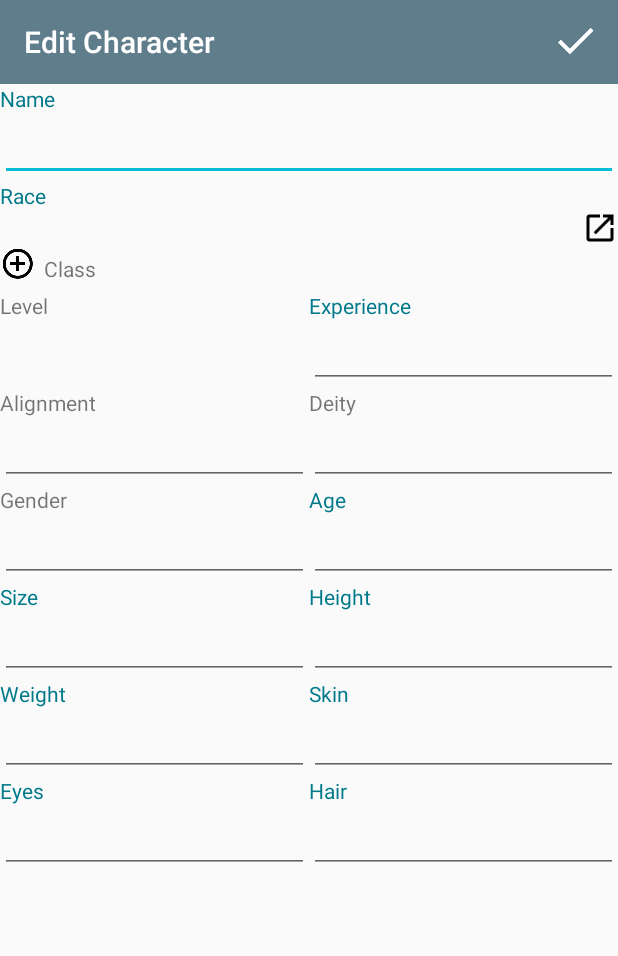
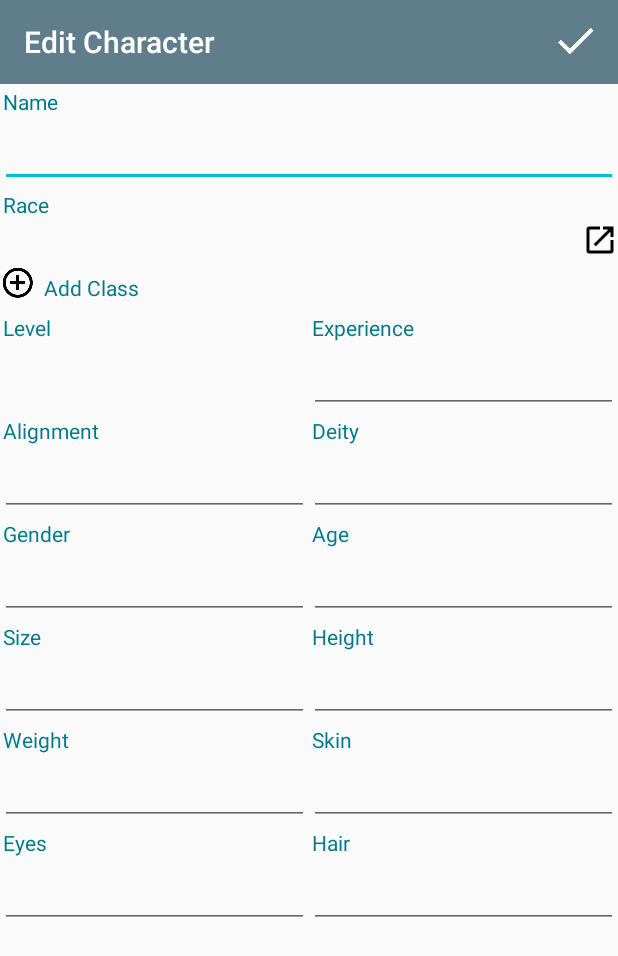
Before and after one commit to americodubas/DDCharacterSheet3.5, an Android app: the EditCharacterActivity screen opened directly, with no data from a screen before it, on a phone screen of 412 x 824 dp. Shown: the top 956 px of the screen. Run offline under Robolectric (Android 15) with nearby library versions, the phone set to English and light mode, and no system bars; libraries missing offline, so code that uses them is left out: org.modelmapper; network calls fail; 6 statements that could not run were skipped.

Commit message:
trying to make the app more pretty

```diff
--- a/app/src/main/res/layout/activity_edit_character.xml
+++ b/app/src/main/res/layout/activity_edit_character.xml
@@ -1,9 +1,13 @@
-<LinearLayout xmlns:android="http://schemas.android.com/apk/res/android"
+<ScrollView xmlns:android="http://schemas.android.com/apk/res/android"
     xmlns:tools="http://schemas.android.com/tools"
     android:layout_width="match_parent"
     android:layout_height="match_parent"
-    android:orientation="vertical"
     tools:context="com.americo.ddcharactersheet35.activity.EditCharacterActivity">
+
+    <LinearLayout
+        android:layout_width="match_parent"
+        android:layout_height="wrap_content"
+        android:orientation="vertical">
 
         <include
             android:id="@+id/in_toolbar"
@@ -15,7 +19,7 @@
 
         <EditText
             android:id="@+id/et_character_name"
-        style="@style/field"
+            style="@style/editField"
             android:inputType="textPersonName"/>
 
         <TextView
@@ -29,14 +33,18 @@
                 android:id="@+id/tv_character_race"
                 android:layout_width="0dp"
                 android:layout_height="wrap_content"
-            android:layout_weight="1"/>
+                android:layout_weight="1"
+                android:padding="2dp"
+                android:textColor="@android:color/black"
+                android:textSize="18sp"/>
 
             <ImageButton
                 android:id="@+id/ib_race"
                 android:layout_width="wrap_content"
                 android:layout_height="wrap_content"
                 android:background="@drawable/ic_launch"
-            android:contentDescription="@string/select_race" />
+                android:contentDescription="@string/select_race"
+                android:padding="2dp"/>
 
         </LinearLayout>
 
@@ -55,8 +63,9 @@
                 android:layout_width="0dp"
                 android:layout_height="wrap_content"
                 android:layout_weight="1"
-            android:text="@string/s_class"
-            android:padding="5dp"/>
+                android:text="@string/add_class"
+                android:padding="5dp"
+                android:textColor="@color/colorAccentDark"/>
 
         </LinearLayout>
 
@@ -72,14 +81,16 @@
                 style="@style/linearVerticalTwoColumns">
 
                 <TextView
-                android:layout_width="wrap_content"
-                android:layout_height="wrap_content"
+                    style="@style/label"
                     android:text="@string/level" />
 
                 <TextView
                     android:id="@+id/tv_character_level"
                     android:layout_width="match_parent"
-                android:layout_height="wrap_content"/>
+                    android:layout_height="wrap_content"
+                    android:textColor="@android:color/black"
+                    android:textSize="18sp"
+                    android:padding="2dp"/>
 
             </LinearLayout>
 
@@ -92,7 +103,7 @@
 
                 <EditText
                     android:id="@+id/et_character_experience"
-                style="@style/field"
+                    style="@style/editField"
                     android:inputType="number" />
 
             </LinearLayout>
@@ -106,8 +117,7 @@
                 style="@style/linearVerticalTwoColumns">
 
                 <TextView
-                android:layout_width="wrap_content"
-                android:layout_height="wrap_content"
+                    style="@style/label"
                     android:text="@string/alignment"/>
 
                 <EditText
@@ -122,14 +132,12 @@
                 style="@style/linearVerticalTwoColumns">
 
                 <TextView
-                android:layout_width="wrap_content"
-                android:layout_height="wrap_content"
+                    style="@style/label"
                     android:text="@string/deity"/>
 
                 <EditText
                     android:id="@+id/et_character_deity"
-                android:layout_width="match_parent"
-                android:layout_height="wrap_content"
+                    style="@style/editField"
                     android:inputType="textPersonName"/>
 
             </LinearLayout>
@@ -143,14 +151,12 @@
                 style="@style/linearVerticalTwoColumns">
 
                 <TextView
-                android:layout_width="wrap_content"
-                android:layout_height="wrap_content"
+                    style="@style/label"
                     android:text="@string/gender"/>
 
                 <EditText
                     android:id="@+id/et_character_gender"
-                android:layout_width="match_parent"
-                android:layout_height="wrap_content"
+                    style="@style/editField"
                     android:inputType="textPersonName"/>
 
             </LinearLayout>
@@ -164,7 +170,7 @@
 
                 <EditText
                     android:id="@+id/et_character_age"
-                style="@style/field"
+                    style="@style/editField"
                     android:inputType="number"/>
 
             </LinearLayout>
@@ -183,7 +189,7 @@
 
                 <EditText
                     android:id="@+id/et_character_size"
-                style="@style/field"
+                    style="@style/editField"
                     android:inputType="textPersonName"/>
 
             </LinearLayout>
@@ -197,7 +203,7 @@
 
                 <EditText
                     android:id="@+id/et_character_height"
-                style="@style/field"
+                    style="@style/editField"
                     android:inputType="numberDecimal"/>
 
             </LinearLayout>
@@ -216,7 +222,7 @@
 
                 <EditText
                     android:id="@+id/et_character_weight"
-                style="@style/field"
+                    style="@style/editField"
                     android:inputType="number"/>
 
             </LinearLayout>
@@ -230,7 +236,7 @@
 
                 <EditText
                     android:id="@+id/et_character_skin"
-                style="@style/field"
+                    style="@style/editField"
                     android:inputType="textPersonName"/>
 
             </LinearLayout>
@@ -249,7 +255,7 @@
 
                 <EditText
                     android:id="@+id/et_character_eyes"
-                style="@style/field"
+                    style="@style/editField"
                     android:inputType="textPersonName"/>
 
             </LinearLayout>
@@ -263,7 +269,7 @@
 
                 <EditText
                     android:id="@+id/et_character_hair"
-                style="@style/field"
+                    style="@style/editField"
                     android:inputType="textPersonName"/>
 
             </LinearLayout>
@@ -271,3 +277,5 @@
         </LinearLayout>
 
     </LinearLayout>
+
+</ScrollView>
--- a/app/src/main/res/layout/fragment_character.xml
+++ b/app/src/main/res/layout/fragment_character.xml
@@ -1,10 +1,13 @@
-<LinearLayout xmlns:android="http://schemas.android.com/apk/res/android"
+<ScrollView xmlns:android="http://schemas.android.com/apk/res/android"
     xmlns:tools="http://schemas.android.com/tools"
     android:layout_width="match_parent"
     android:layout_height="match_parent"
-    android:orientation="vertical"
-    tools:context="com.americo.ddcharactersheet35.fragment.CharacterFragment"
-    android:padding="5dp">
+    tools:context="com.americo.ddcharactersheet35.fragment.CharacterFragment">
+
+    <LinearLayout
+        android:layout_width="match_parent"
+        android:layout_height="wrap_content"
+        android:orientation="vertical">
 
         <TextView
             android:text="@string/name"
@@ -27,8 +30,7 @@
             style="@style/label"/>
 
         <ListView
-        android:layout_width="match_parent"
-        android:layout_height="wrap_content"
+            style="@style/field"
             android:id="@+id/lv_classes"/>
 
         <LinearLayout
@@ -219,3 +221,5 @@
         </LinearLayout>
 
     </LinearLayout>
+
+</ScrollView>
--- a/app/src/main/res/values/styles.xml
+++ b/app/src/main/res/values/styles.xml
@@ -12,6 +12,7 @@
         <item name="android:layout_width">wrap_content</item>
         <item name="android:layout_height">wrap_content</item>
         <item name="android:textColor">@color/colorAccentDark</item>
+        <item name="android:padding">2dp</item>
     </style>
 
     <style name="linearHorizontal">
@@ -30,6 +31,12 @@
     <style name="field">
         <item name="android:layout_width">match_parent</item>
         <item name="android:layout_height">wrap_content</item>
+        <item name="android:padding">2dp</item>
+    </style>
+
+    <style name="editField">
+        <item name="android:layout_width">match_parent</item>
+        <item name="android:layout_height">wrap_content</item>
     </style>
 
     <style name="class_view">
```
Lines whose indentation alone changed are shown as unchanged.
